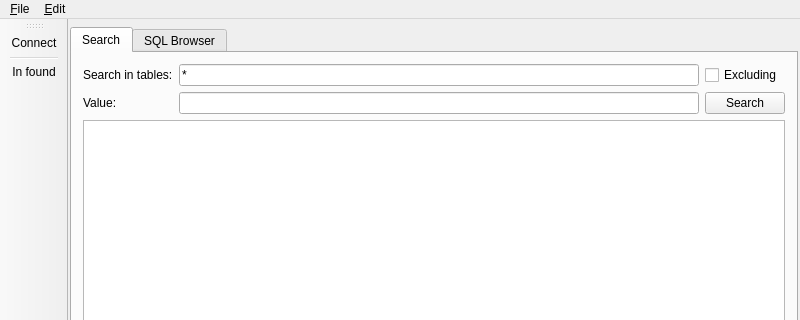
First picture: the form in src/mainwindow.ui, repository briskycat/dbbeagle, before the edit; both pictures show x 0 to 800 and y 0 to 320 of the 800 by 600 pixel window.
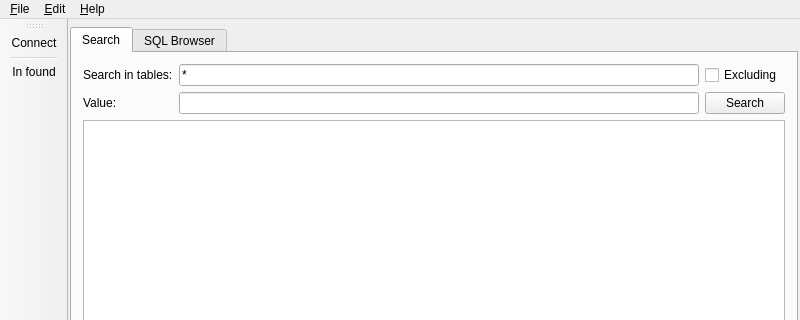
Second picture: the form after the edit. Icons and pictures are not drawn.

What changed in the file:
```diff
--- a/src/mainwindow.ui
+++ b/src/mainwindow.ui
@@ -146,8 +146,15 @@
     </property>
     <addaction name="searchInFoundAction"/>
    </widget>
+   <widget class="QMenu" name="menuHelp">
+    <property name="title">
+     <string>&amp;Help</string>
+    </property>
+    <addaction name="aboutAction"/>
+   </widget>
    <addaction name="menu_File"/>
    <addaction name="menu_Edit"/>
+   <addaction name="menuHelp"/>
   </widget>
   <widget class="QToolBar" name="mainToolBar">
    <property name="windowTitle">
```
Left out of the diff: 8 changed lines with no effect on the pictures.
